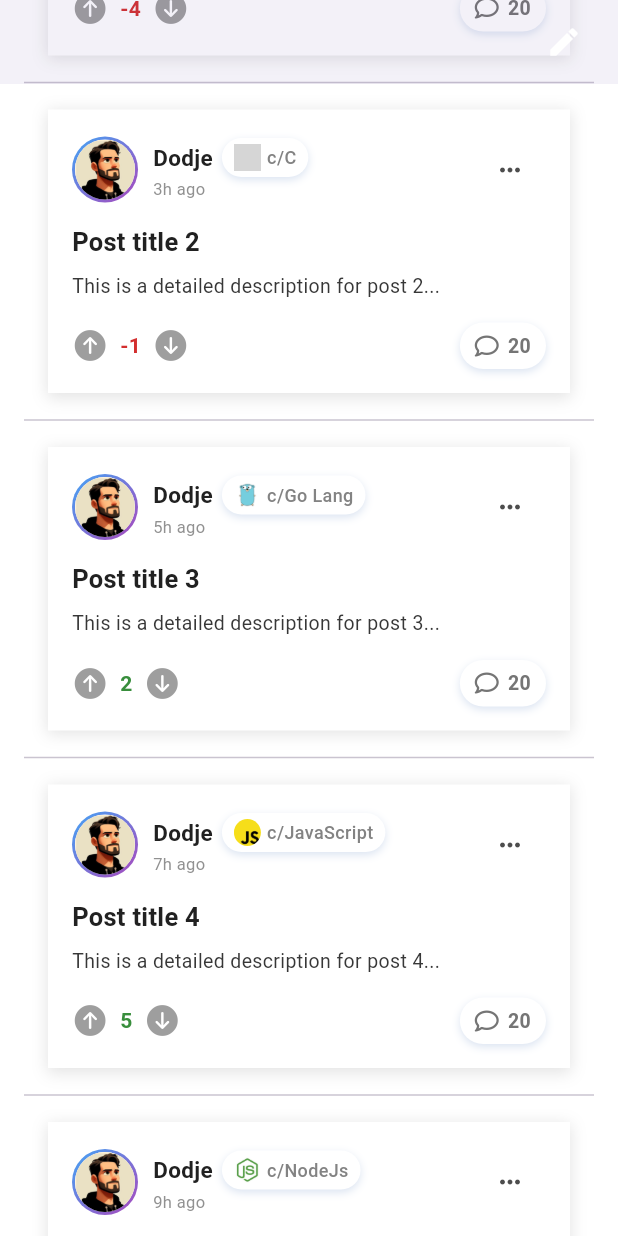
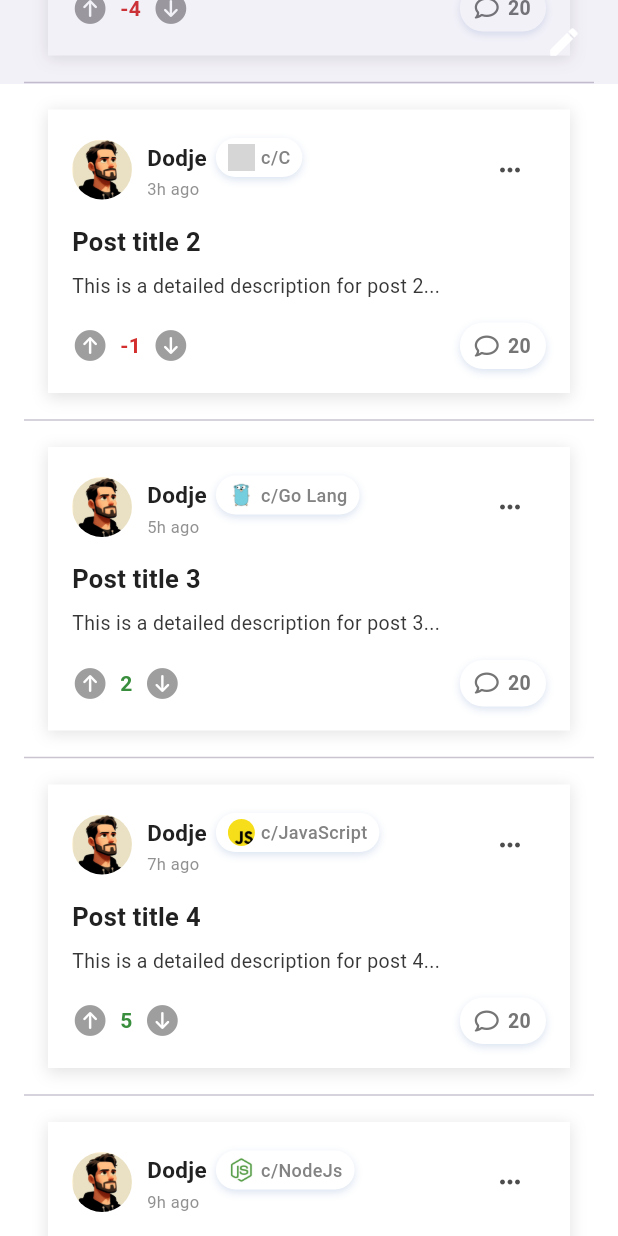
Before and after one commit to MahmoudShawky1612/LearneVerse, a Flutter app: the ProfileScreen screen opened by its route, scrolled down 3456 dp, on a phone screen of 412 x 824 dp. Run offline on Flutter 3.47's test engine with Material 3 defaults, Android fonts, the phone set to English and light mode, and no system bars; our stand-ins replace font_awesome_flutter, go_router, google_fonts, table_calendar; missing offline and left inert: dart:ffi; grey boxes are pictures that could not be loaded.

```diff
--- a/lib/features/home/presentation/widgets/build_posts.dart
+++ b/lib/features/home/presentation/widgets/build_posts.dart
@@ -1,26 +1,32 @@
-import 'dart:math';
-
-import 'package:flutter/cupertino.dart';
 import 'package:flutter/material.dart';
 import 'package:flutterwidgets/features/home/presentation/widgets/post_item.dart';
 
+class BuildPosts extends StatelessWidget {
+  final shrinkWrap;
+  final scrollPhysics;
+  final posts;
+  final userInfo;
 
-class BuildPosts extends StatelessWidget {
-  final  shrinkWrap;
-  final  scrollPhysics;
-  final posts;
+  const BuildPosts(
+      {super.key,
+      this.shrinkWrap = true,
+      required this.scrollPhysics,
+      required this.posts,
+      this.userInfo});
 
-   const BuildPosts({super.key, this.shrinkWrap=true, required this.scrollPhysics, required this.posts});
   @override
   Widget build(BuildContext context) {
     return ListView.builder(
         shrinkWrap: shrinkWrap,
-        physics:  scrollPhysics,
+        physics: scrollPhysics,
         itemCount: posts.length,
         itemBuilder: (BuildContext context, int index) {
           return Column(
             children: [
-              PostItem(post: posts[index]),
+              PostItem(
+                post: posts[index],
+                userInfo: userInfo,
+              ),
               const Divider(),
             ],
           );
--- a/lib/features/home/presentation/widgets/post_item.dart
+++ b/lib/features/home/presentation/widgets/post_item.dart
@@ -10,8 +10,9 @@ import '../../../profile/presentation/views/profile_screen.dart';
 
 class PostItem extends StatefulWidget {
   final post;
+  final userInfo; // Add userInfo as a parameter to the widget
 
-  const PostItem({Key? key, required this.post}) : super(key: key);
+  const PostItem({Key? key, required this.post, this.userInfo}) : super(key: key);
 
   @override
   _PostItemState createState() => _PostItemState();
@@ -23,11 +24,39 @@ class _PostItemState extends State<PostItem> {
   bool isDownVoted = false;
   bool showOptions = false;
 
+  // Function to toggle the vote
+  void toggleVote(bool isUpVote) {
+    setState(() {
+      if (isUpVote) {
+        if (isUpVoted) {
+          widget.post.voteCount--;
+          isUpVoted = false;
+        } else {
+          widget.post.voteCount++;
+          isUpVoted = true;
+          isDownVoted = false;
+        }
+      } else {
+        if (isDownVoted) {
+          widget.post.voteCount++;
+          isDownVoted = false;
+        } else {
+          widget.post.voteCount--;
+          isDownVoted = true;
+          isUpVoted = false;
+        }
+      }
+    });
+  }
+
   @override
   Widget build(BuildContext context) {
     Community community = Community.communities.firstWhere((comm) => comm.image == widget.post.communityImage);
+    final post = widget.post;
 
-    final post = widget.post;
+    // Check if userInfo is provided and use that instead of post fields
+    final avatar = widget.userInfo != null ? widget.userInfo.avatar : post.avatar;
+    final author = widget.userInfo != null ? widget.userInfo.name : post.author;
 
     return AnimatedContainer(
       duration: const Duration(milliseconds: 300),
@@ -49,29 +78,22 @@ class _PostItemState extends State<PostItem> {
         child: Column(
           crossAxisAlignment: CrossAxisAlignment.start,
           children: [
+            // Avatar and author section
             Row(
               children: [
-                Container(
-                  padding: const EdgeInsets.all(2),
-                  decoration: BoxDecoration(
-                    shape: BoxShape.circle,
-                    gradient: AppColors.circleGradient,
-                  ),
-                  child: GestureDetector(
-                    onTap: (){
+                GestureDetector(
+                  onTap: () {
                     List<Author> users = Author.users;
-                     final user= users.firstWhere((user)=> user.avatar == post.avatar);
+                    final user = users.firstWhere((user) => user.avatar == post.avatar);
                     Navigator.push(
                       context,
-                        MaterialPageRoute(builder: (context) => ProfileScreen(userInfo:user)),
+                      MaterialPageRoute(builder: (context) => ProfileScreen(userInfo: user)),
                     );
-
                   },
                   child: CircleAvatar(
                     radius: 20,
-                      backgroundImage: AssetImage(post.avatar),
+                    backgroundImage: AssetImage(avatar),
                     backgroundColor: AppColors.backgroundLight,
-                    ),
                   ),
                 ),
                 const SizedBox(width: 10),
@@ -80,31 +102,16 @@ class _PostItemState extends State<PostItem> {
                   children: [
                     Row(
                       children: [
-                        Text(
-                          post.author,
-                          style: const TextStyle(
-                            fontWeight: FontWeight.w700,
-                            fontSize: 15,
-                            color: AppColors.textPrimary,
-                          ),
-                        ),
+                        Text(author, style: const TextStyle(fontWeight: FontWeight.w700, fontSize: 15, color: AppColors.textPrimary)),
                         const SizedBox(width: 6),
                         GestureDetector(
-                          onTap: () {
-                            context.push('/community', extra: community);
-                          },
+                          onTap: () => context.push('/community', extra: community),
                           child: Container(
                             padding: const EdgeInsets.symmetric(horizontal: 8, vertical: 4),
                             decoration: BoxDecoration(
                               color: Colors.white,
                               borderRadius: BorderRadius.circular(20),
-                              boxShadow: [
-                                BoxShadow(
-                                  color: AppColors.primaryDark.withOpacity(0.15),
-                                  blurRadius: 4,
-                                  offset: const Offset(0, 2),
-                                ),
-                              ],
+                              boxShadow: [BoxShadow(color: AppColors.primaryDark.withOpacity(0.15), blurRadius: 4, offset: const Offset(0, 2))],
                             ),
                             child: Row(
                               children: [
@@ -114,37 +121,19 @@ class _PostItemState extends State<PostItem> {
                                   backgroundColor: AppColors.backgroundLight,
                                 ),
                                 const SizedBox(width: 4),
-                                Text(
-                                  'c/${post.communityName}',
-                                  style: TextStyle(
-                                    color: AppColors.textSecondary.withOpacity(0.9),
-                                    fontSize: 12,
-                                    fontWeight: FontWeight.w500,
+                                Text('c/${post.communityName}', style: TextStyle(color: AppColors.textSecondary.withOpacity(0.9), fontSize: 12, fontWeight: FontWeight.w500)),
+                              ],
+                            ),
                           ),
                         ),
                       ],
                     ),
-                          ),
-                        ),
-
-                      ],
-                    ),
-                    Text(
-                      '${post.time}h ago',
-                      style: TextStyle(
-                        color: AppColors.textSecondary.withOpacity(0.8),
-                        fontSize: 11,
-                      ),
-                    ),
+                    Text('${post.time}h ago', style: TextStyle(color: AppColors.textSecondary.withOpacity(0.8), fontSize: 11)),
                   ],
                 ),
                 const Spacer(),
                 IconButton(
-                  icon: Icon(
-                    Icons.more_horiz,
-                    color: AppColors.textPrimary.withOpacity(0.8),
-                    size: 20,
-                  ),
+                  icon: Icon(Icons.more_horiz, color: AppColors.textPrimary.withOpacity(0.8), size: 20),
                   onPressed: () {
                     setState(() {
                       showOptions = !showOptions;
@@ -153,30 +142,15 @@ class _PostItemState extends State<PostItem> {
                 ),
               ],
             ),
+            // Post title and description
             const SizedBox(height: 12),
-            Text(
-              post.title,
-              style: const TextStyle(
-                fontSize: 17,
-                fontWeight: FontWeight.w700,
-                color: AppColors.textPrimary,
-                letterSpacing: 0.2,
-              ),
-            ),
+            Text(post.title, style: const TextStyle(fontSize: 17, fontWeight: FontWeight.w700, color: AppColors.textPrimary)),
             const SizedBox(height: 8),
-            Column(
-              crossAxisAlignment: CrossAxisAlignment.start,
-              children: [
             Text(
               post.description,
               maxLines: isExpanded ? null : 3,
               overflow: isExpanded ? TextOverflow.visible : TextOverflow.ellipsis,
-                  style: TextStyle(
-                    fontSize: 13,
-                    color: AppColors.textPrimary.withOpacity(0.9),
-                    height: 1.5,
-                    fontWeight: FontWeight.w400,
-                  ),
+              style: TextStyle(fontSize: 13, color: AppColors.textPrimary.withOpacity(0.9), height: 1.5, fontWeight: FontWeight.w400),
             ),
             if (post.description.length > 200)
               GestureDetector(
@@ -185,16 +159,11 @@ class _PostItemState extends State<PostItem> {
                   padding: const EdgeInsets.only(top: 8),
                   child: Text(
                     isExpanded ? 'Show less' : 'Read more',
-                        style: const TextStyle(
-                          color: AppColors.primaryDark,
-                          fontWeight: FontWeight.w600,
-                          fontSize: 12,
+                    style: const TextStyle(color: AppColors.primaryDark, fontWeight: FontWeight.w600, fontSize: 12),
                   ),
                 ),
               ),
-                  ),
-              ],
-            ),
+            // Vote and comment buttons
             const SizedBox(height: 14),
             Row(
               mainAxisAlignment: MainAxisAlignment.spaceBetween,
@@ -202,27 +171,14 @@ class _PostItemState extends State<PostItem> {
                 Row(
                   children: [
                     GestureDetector(
-                      onTap: () {
-                        setState(() {
-                          if (isUpVoted) {
-                            post.voteCount--;
-                            isUpVoted = false;
-                          } else {
-                            post.voteCount++;
-                            isUpVoted = true;
-                            isDownVoted = false;
-                          }
-                        });
-                      },
+                      onTap: () => toggleVote(true),
                       child: AnimatedScale(
                         duration: const Duration(milliseconds: 150),
                         scale: isUpVoted ? 1.1 : 1.0,
                         child: Icon(
                           CupertinoIcons.arrow_up_circle_fill,
                           size: 24,
-                          color: isUpVoted
-                              ? AppColors.upVote
-                              : AppColors.textSecondary.withOpacity(0.7),
+                          color: isUpVoted ? AppColors.upVote : AppColors.textSecondary.withOpacity(0.7),
                         ),
                       ),
                     ),
@@ -232,74 +188,38 @@ class _PostItemState extends State<PostItem> {
                       style: TextStyle(
                         fontWeight: FontWeight.w600,
                         fontSize: 14,
-                        color: post.voteCount > 0
-                            ? AppColors.upVote
-                            : post.voteCount < 0
-                            ? AppColors.downVote
-                            : AppColors.textSecondary,
+                        color: post.voteCount > 0 ? AppColors.upVote : post.voteCount < 0 ? AppColors.downVote : AppColors.textSecondary,
                       ),
                     ),
                     const SizedBox(width: 8),
                     GestureDetector(
-                      onTap: () {
-                        setState(() {
-                          if (isDownVoted) {
-                            post.voteCount++;
-                            isDownVoted = false;
-                          } else {
-                            post.voteCount--;
-                            isDownVoted = true;
-                            isUpVoted = false;
-                          }
-                        });
-                      },
+                      onTap: () => toggleVote(false),
                       child: AnimatedScale(
                         duration: const Duration(milliseconds: 150),
                         scale: isDownVoted ? 1.1 : 1.0,
                         child: Icon(
                           CupertinoIcons.arrow_down_circle_fill,
                           size: 24,
-                          color: isDownVoted
-                              ? AppColors.downVote
-                              : AppColors.textSecondary.withOpacity(0.7),
+                          color: isDownVoted ? AppColors.downVote : AppColors.textSecondary.withOpacity(0.7),
                         ),
                       ),
                     ),
                   ],
                 ),
                 GestureDetector(
-                  onTap: () {
-                    context.push('/comments', extra: post);
-                  },
+                  onTap: () => context.push('/comments', extra: post),
                   child: Container(
                     padding: const EdgeInsets.symmetric(horizontal: 10, vertical: 6),
                     decoration: BoxDecoration(
                       color: Colors.white,
                       borderRadius: BorderRadius.circular(20),
-                      boxShadow: [
-                        BoxShadow(
-                          color: AppColors.primaryDark.withOpacity(0.15),
-                          blurRadius: 4,
-                          offset: const Offset(0, 2),
-                        )
-                      ],
+                      boxShadow: [BoxShadow(color: AppColors.primaryDark.withOpacity(0.15), blurRadius: 4, offset: const Offset(0, 2))],
                     ),
                     child: Row(
                       children: [
-                        const FaIcon(
-                          FontAwesomeIcons.comment,
-                          size: 16,
-                          color: AppColors.textSecondary,
-                        ),
+                        const FaIcon(FontAwesomeIcons.comment, size: 16, color: AppColors.textSecondary),
                         const SizedBox(width: 6),
-                        Text(
-                          '${post.commentCount}',
-                          style: const TextStyle(
-                            color: AppColors.textSecondary,
-                            fontWeight: FontWeight.w600,
-                            fontSize: 13,
-                          ),
-                        ),
+                        Text('${post.commentCount}', style: const TextStyle(color: AppColors.textSecondary, fontWeight: FontWeight.w600, fontSize: 13)),
                       ],
                     ),
                   ),
--- a/lib/features/profile/presentation/views/profile_screen.dart
+++ b/lib/features/profile/presentation/views/profile_screen.dart
@@ -1,5 +1,6 @@
 import 'package:flutter/material.dart';
 import 'package:flutterwidgets/core/constants/app_colors.dart';
+
 import '../widgets/contribution_header.dart';
 import '../widgets/profile_header.dart';
 import '../widgets/profile_tab_button.dart';
@@ -9,6 +10,7 @@ import '../widgets/user_joined_communities.dart';
 
 class ProfileScreen extends StatefulWidget {
   final userInfo;
+
   const ProfileScreen({super.key, this.userInfo});
 
   @override
@@ -24,7 +26,7 @@ class _ProfileScreenState extends State<ProfileScreen> {
       backgroundColor: AppColors.backgroundLight,
       body: CustomScrollView(
         slivers: [
-          ProfileHeader(userInfo:widget.userInfo),
+          ProfileHeader(userInfo: widget.userInfo),
           SliverPadding(
             padding: const EdgeInsets.symmetric(horizontal: 16),
             sliver: SliverToBoxAdapter(
@@ -91,8 +93,8 @@ class _ProfileScreenState extends State<ProfileScreen> {
               sliver: SliverToBoxAdapter(
                 child: Column(
                   children: [
-                    UserComments(),
-                    UserPostsScreen(),
+                    UserComments(userInfo: widget.userInfo),
+                    UserPostsScreen(userInfo: widget.userInfo),
                   ],
                 ),
               ),
--- a/lib/features/profile/presentation/widgets/build_comments.dart
+++ b/lib/features/profile/presentation/widgets/build_comments.dart
@@ -7,13 +7,14 @@ class BuildComments extends StatelessWidget {
   final ScrollPhysics scrollPhysics;
   final comments;
   final bool flag;
+  final userInfo;
 
   const BuildComments({
     super.key,
     this.shrinkWrap = true,
     required this.scrollPhysics,
     required this.comments,
-    this.flag = true,
+    this.flag = true, this.userInfo,
   });
 
   @override
@@ -28,6 +29,7 @@ class BuildComments extends StatelessWidget {
             CommentItem(
               comment: comments[index],
               flag: flag,
+              userInfo:userInfo,
             ),
             const Divider(),
           ],
--- a/lib/features/profile/presentation/widgets/user_contribution_comments.dart
+++ b/lib/features/profile/presentation/widgets/user_contribution_comments.dart
@@ -4,9 +4,8 @@ import '../../models/user_comments_model.dart';
 import 'build_comments.dart';
 
 class UserComments extends StatelessWidget {
-  final name;
-  final image;
-  UserComments({super.key, this.name, this.image});
+  final userInfo;
+  UserComments({super.key, this.userInfo});
 
   List<UserComment> userComment = UserComment.generateDummyUserComments(15);
 
@@ -16,6 +15,7 @@ class UserComments extends StatelessWidget {
       shrinkWrap: true,
       scrollPhysics: const BouncingScrollPhysics(),
       comments: userComment,
+      userInfo:userInfo,
     );
   }
 }
--- a/lib/features/profile/presentation/widgets/user_contribution_posts.dart
+++ b/lib/features/profile/presentation/widgets/user_contribution_posts.dart
@@ -5,6 +5,8 @@ import '../../../home/presentation/widgets/build_posts.dart';
 import '../../models/user_posts_model.dart';
 
 class UserPostsScreen extends StatelessWidget {
+  final userInfo;
+  UserPostsScreen({super.key, this.userInfo});
 
   List<UserPosts> userPosts = UserPosts.generateDummyUserPosts(15);
 
@@ -14,6 +16,7 @@ class UserPostsScreen extends StatelessWidget {
       shrinkWrap: true,
       scrollPhysics: const BouncingScrollPhysics(),
       posts: userPosts,
+      userInfo:userInfo,
     );
   }
 
```
Also changed, not shown: lib/features/profile/presentation/widgets/comment_item.dart (+25 -24 lines). Lines whose indentation alone changed are shown as unchanged.
